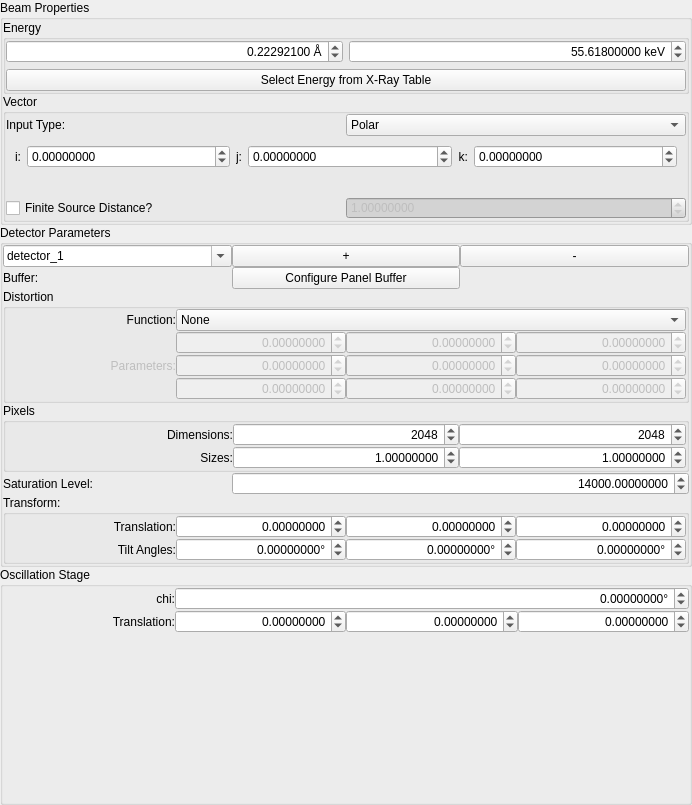
The window that hexrd/ui/resources/ui/instrument_form_view_widget.ui (HEXRD/hexrdgui) describes before a commit, drawn with Qt 5.
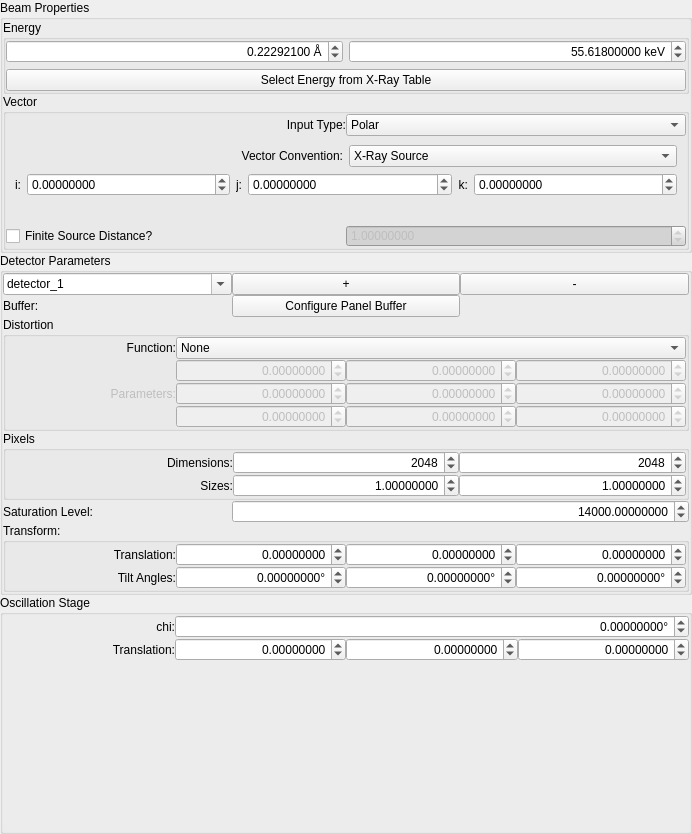
The same window after the commit. The open tabs and pages were chosen to show the change. Custom widgets are drawn as their Qt base class.

Commit message:
Add conventions for cartesian beam vector
This adds the "Propagation" convention (which is what was previously
being used) and the "X-Ray Source" convention (which is just the
negative of the "Propagation" convention).

Patch:
```diff
--- a/hexrd/ui/resources/ui/instrument_form_view_widget.ui
+++ b/hexrd/ui/resources/ui/instrument_form_view_widget.ui
@@ -7,7 +7,7 @@
     <x>0</x>
     <y>0</y>
     <width>692</width>
-    <height>805</height>
+    <height>834</height>
    </rect>
   </property>
   <layout class="QVBoxLayout" name="verticalLayout_2">
@@ -171,6 +171,9 @@
            <property name="text">
             <string>Input Type:</string>
            </property>
+           <property name="alignment">
+            <set>Qt::AlignRight|Qt::AlignTrailing|Qt::AlignVCenter</set>
+           </property>
           </widget>
          </item>
          <item row="3" column="0">
@@ -304,23 +307,7 @@
            </widget>
            <widget class="QWidget" name="beam_vector_cartesian">
             <layout class="QGridLayout" name="gridLayout_8">
-             <item row="0" column="2">
-              <widget class="QLabel" name="beam_vector_cartesian_y_label">
-               <property name="sizePolicy">
-                <sizepolicy hsizetype="Fixed" vsizetype="Preferred">
-                 <horstretch>0</horstretch>
-                 <verstretch>0</verstretch>
-                </sizepolicy>
-               </property>
-               <property name="text">
-                <string>j:</string>
-               </property>
-               <property name="alignment">
-                <set>Qt::AlignRight|Qt::AlignTrailing|Qt::AlignVCenter</set>
-               </property>
-              </widget>
-             </item>
-             <item row="0" column="0">
+             <item row="6" column="0">
               <widget class="QLabel" name="beam_vector_cartesian_x_label">
                <property name="sizePolicy">
                 <sizepolicy hsizetype="Fixed" vsizetype="Preferred">
@@ -336,55 +323,7 @@
                </property>
               </widget>
              </item>
-             <item row="0" column="1">
-              <widget class="ScientificDoubleSpinBox" name="beam_vector_cartesian_x">
-               <property name="keyboardTracking">
-                <bool>false</bool>
-               </property>
-               <property name="decimals">
-                <number>8</number>
-               </property>
-               <property name="minimum">
-                <double>-1000000.000000000000000</double>
-               </property>
-               <property name="maximum">
-                <double>1000000.000000000000000</double>
-               </property>
-              </widget>
-             </item>
-             <item row="0" column="3">
-              <widget class="ScientificDoubleSpinBox" name="beam_vector_cartesian_y">
-               <property name="keyboardTracking">
-                <bool>false</bool>
-               </property>
-               <property name="decimals">
-                <number>8</number>
-               </property>
-               <property name="minimum">
-                <double>-1000000.000000000000000</double>
-               </property>
-               <property name="maximum">
-                <double>1000000.000000000000000</double>
-               </property>
-              </widget>
-             </item>
-             <item row="0" column="4">
-              <widget class="QLabel" name="beam_vector_cartesian_z_label">
-               <property name="sizePolicy">
-                <sizepolicy hsizetype="Fixed" vsizetype="Preferred">
-                 <horstretch>0</horstretch>
-                 <verstretch>0</verstretch>
-                </sizepolicy>
-               </property>
-               <property name="text">
-                <string>k:</string>
-               </property>
-               <property name="alignment">
-                <set>Qt::AlignRight|Qt::AlignTrailing|Qt::AlignVCenter</set>
-               </property>
-              </widget>
-             </item>
-             <item row="0" column="5">
+             <item row="6" column="5">
               <widget class="ScientificDoubleSpinBox" name="beam_vector_cartesian_z">
                <property name="keyboardTracking">
                 <bool>false</bool>
@@ -400,7 +339,7 @@
                </property>
               </widget>
              </item>
-             <item row="1" column="0" colspan="6">
+             <item row="7" column="0" colspan="6">
               <widget class="QLabel" name="cartesian_beam_vector_normalized_note">
                <property name="styleSheet">
                 <string notr="true">QLabel { font: italic; }</string>
@@ -410,6 +349,107 @@
                </property>
               </widget>
              </item>
+             <item row="6" column="2">
+              <widget class="QLabel" name="beam_vector_cartesian_y_label">
+               <property name="sizePolicy">
+                <sizepolicy hsizetype="Fixed" vsizetype="Preferred">
+                 <horstretch>0</horstretch>
+                 <verstretch>0</verstretch>
+                </sizepolicy>
+               </property>
+               <property name="text">
+                <string>j:</string>
+               </property>
+               <property name="alignment">
+                <set>Qt::AlignRight|Qt::AlignTrailing|Qt::AlignVCenter</set>
+               </property>
+              </widget>
+             </item>
+             <item row="6" column="3">
+              <widget class="ScientificDoubleSpinBox" name="beam_vector_cartesian_y">
+               <property name="keyboardTracking">
+                <bool>false</bool>
+               </property>
+               <property name="decimals">
+                <number>8</number>
+               </property>
+               <property name="minimum">
+                <double>-1000000.000000000000000</double>
+               </property>
+               <property name="maximum">
+                <double>1000000.000000000000000</double>
+               </property>
+               <property name="singleStep">
+                <double>0.001000000000000</double>
+               </property>
+              </widget>
+             </item>
+             <item row="6" column="4">
+              <widget class="QLabel" name="beam_vector_cartesian_z_label">
+               <property name="sizePolicy">
+                <sizepolicy hsizetype="Fixed" vsizetype="Preferred">
+                 <horstretch>0</horstretch>
+                 <verstretch>0</verstretch>
+                </sizepolicy>
+               </property>
+               <property name="text">
+                <string>k:</string>
+               </property>
+               <property name="alignment">
+                <set>Qt::AlignRight|Qt::AlignTrailing|Qt::AlignVCenter</set>
+               </property>
+              </widget>
+             </item>
+             <item row="6" column="1">
+              <widget class="ScientificDoubleSpinBox" name="beam_vector_cartesian_x">
+               <property name="keyboardTracking">
+                <bool>false</bool>
+               </property>
+               <property name="decimals">
+                <number>8</number>
+               </property>
+               <property name="minimum">
+                <double>-1000000.000000000000000</double>
+               </property>
+               <property name="maximum">
+                <double>1000000.000000000000000</double>
+               </property>
+               <property name="singleStep">
+                <double>0.001000000000000</double>
+               </property>
+              </widget>
+             </item>
+             <item row="0" column="0" colspan="6">
+              <layout class="QHBoxLayout" name="horizontalLayout_2">
+               <item>
+                <widget class="QLabel" name="beam_vector_convention_label">
+                 <property name="text">
+                  <string>Vector Convention:</string>
+                 </property>
+                 <property name="alignment">
+                  <set>Qt::AlignRight|Qt::AlignTrailing|Qt::AlignVCenter</set>
+                 </property>
+                </widget>
+               </item>
+               <item>
+                <widget class="QComboBox" name="cartesian_beam_vector_convention">
+                 <property name="toolTip">
+                  <string>&lt;html&gt;&lt;head/&gt;&lt;body&gt;&lt;p&gt;&amp;quot;Propagation&amp;quot; is the negative of the &amp;quot;X-Ray Source&amp;quot; method.&lt;/p&gt;&lt;/body&gt;&lt;/html&gt;</string>
+                 </property>
+                 <item>
+                  <property name="text">
+                   <string>X-Ray Source</string>
+                  </property>
+                 </item>
+                 <item>
+                  <property name="text">
+                   <string>Propagation</string>
+                  </property>
+                 </item>
+                </widget>
+               </item>
+              </layout>
+             </item>
             </layout>
            </widget>
           </widget>
```
Left out of the diff: 6 changed lines with no effect on the pictures. The commit also changes 1 other file.
